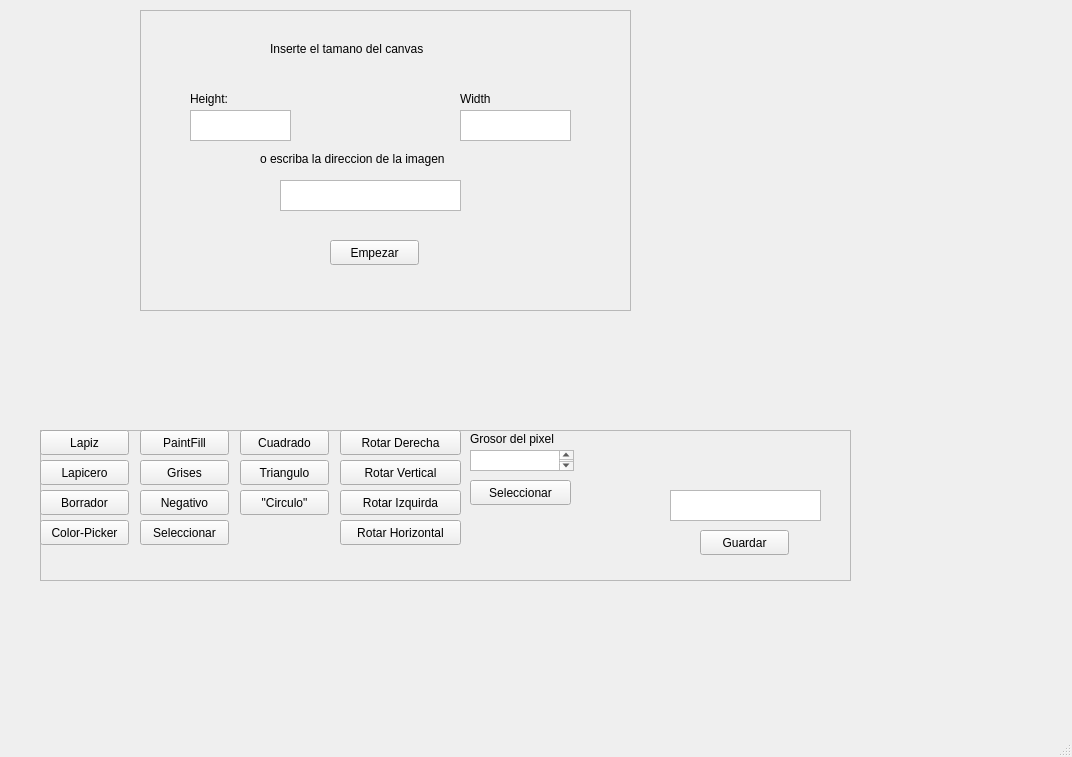
This is Interfaz/mainwindow.ui in dylangf16/Proyecto-02-CE-2103 as Qt 5 draws it before an edit. The edited form follows.
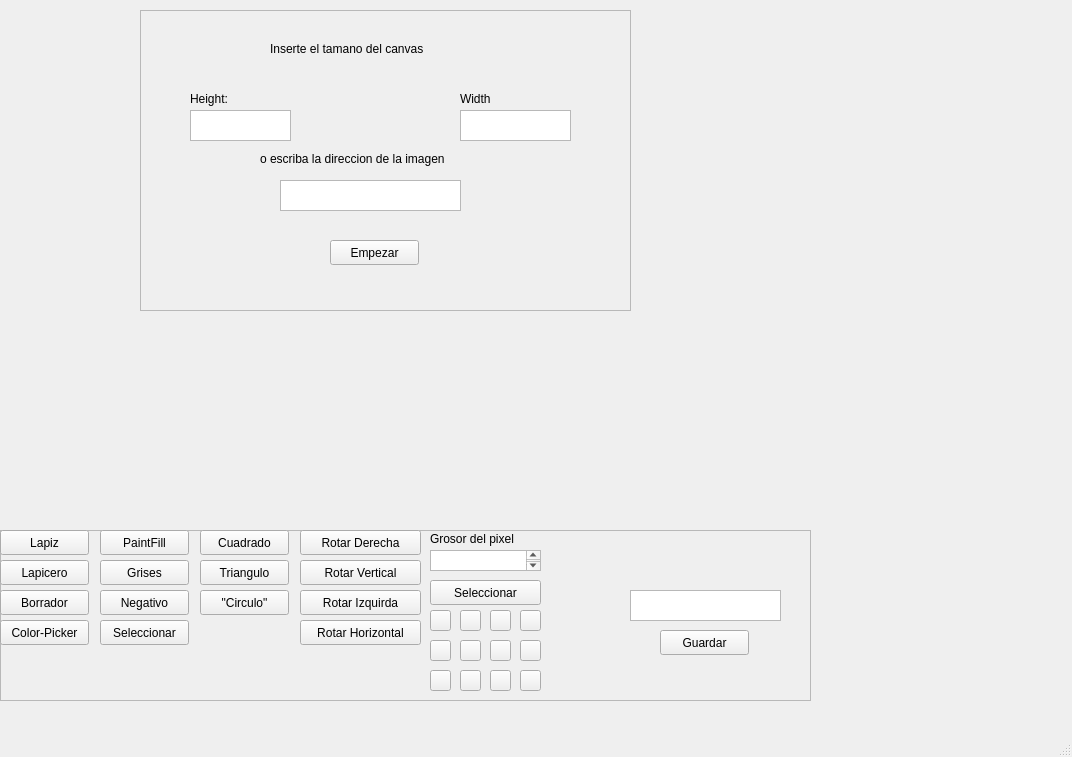
This is the edited form.

What changed in the file:
```diff
--- a/Interfaz/mainwindow.ui
+++ b/Interfaz/mainwindow.ui
@@ -134,10 +134,10 @@
    <widget class="QFrame" name="framePrincipal">
     <property name="geometry">
      <rect>
-      <x>40</x>
-      <y>430</y>
+      <x>0</x>
+      <y>530</y>
       <width>811</width>
-      <height>151</height>
+      <height>171</height>
      </rect>
     </property>
     <property name="frameShape">
@@ -152,7 +152,7 @@
        <x>0</x>
        <y>0</y>
        <width>801</width>
-       <height>151</height>
+       <height>161</height>
       </rect>
      </property>
      <widget class="QPushButton" name="ColorPicker">
@@ -394,7 +394,7 @@
        <rect>
         <x>430</x>
         <y>50</y>
-        <width>101</width>
+        <width>111</width>
         <height>25</height>
        </rect>
       </property>
@@ -407,11 +407,167 @@
        <rect>
         <x>430</x>
         <y>20</y>
-        <width>104</width>
+        <width>111</width>
         <height>21</height>
        </rect>
       </property>
      </widget>
+     <widget class="QPushButton" name="Color1">
+      <property name="geometry">
+       <rect>
+        <x>430</x>
+        <y>80</y>
+        <width>21</width>
+        <height>21</height>
+       </rect>
+      </property>
+      <property name="text">
+       <string/>
+      </property>
+     </widget>
+     <widget class="QPushButton" name="Color2">
+      <property name="geometry">
+       <rect>
+        <x>460</x>
+        <y>80</y>
+        <width>21</width>
+        <height>21</height>
+       </rect>
+      </property>
+      <property name="text">
+       <string/>
+      </property>
+     </widget>
+     <widget class="QPushButton" name="Color3">
+      <property name="geometry">
+       <rect>
+        <x>490</x>
+        <y>80</y>
+        <width>21</width>
+        <height>21</height>
+       </rect>
+      </property>
+      <property name="text">
+       <string/>
+      </property>
+     </widget>
+     <widget class="QPushButton" name="Color4">
+      <property name="geometry">
+       <rect>
+        <x>520</x>
+        <y>80</y>
+        <width>21</width>
+        <height>21</height>
+       </rect>
+      </property>
+      <property name="text">
+       <string/>
+      </property>
+     </widget>
+     <widget class="QPushButton" name="Color5">
+      <property name="geometry">
+       <rect>
+        <x>430</x>
+        <y>110</y>
+        <width>21</width>
+        <height>21</height>
+       </rect>
+      </property>
+      <property name="text">
+       <string/>
+      </property>
+     </widget>
+     <widget class="QPushButton" name="Color7">
+      <property name="geometry">
+       <rect>
+        <x>490</x>
+        <y>110</y>
+        <width>21</width>
+        <height>21</height>
+       </rect>
+      </property>
+      <property name="text">
+       <string/>
+      </property>
+     </widget>
+     <widget class="QPushButton" name="Color6">
+      <property name="geometry">
+       <rect>
+        <x>460</x>
+        <y>110</y>
+        <width>21</width>
+        <height>21</height>
+       </rect>
+      </property>
+      <property name="text">
+       <string/>
+      </property>
+     </widget>
+     <widget class="QPushButton" name="Color8">
+      <property name="geometry">
+       <rect>
+        <x>520</x>
+        <y>110</y>
+        <width>21</width>
+        <height>21</height>
+       </rect>
+      </property>
+      <property name="text">
+       <string/>
+      </property>
+     </widget>
+     <widget class="QPushButton" name="Color12">
+      <property name="geometry">
+       <rect>
+        <x>520</x>
+        <y>140</y>
+        <width>21</width>
+        <height>21</height>
+       </rect>
+      </property>
+      <property name="text">
+       <string/>
+      </property>
+     </widget>
+     <widget class="QPushButton" name="Color9">
+      <property name="geometry">
+       <rect>
+        <x>430</x>
+        <y>140</y>
+        <width>21</width>
+        <height>21</height>
+       </rect>
+      </property>
+      <property name="text">
+       <string/>
+      </property>
+     </widget>
+     <widget class="QPushButton" name="Color11">
+      <property name="geometry">
+       <rect>
+        <x>490</x>
+        <y>140</y>
+        <width>21</width>
+        <height>21</height>
+       </rect>
+      </property>
+      <property name="text">
+       <string/>
+      </property>
+     </widget>
+     <widget class="QPushButton" name="Color10">
+      <property name="geometry">
+       <rect>
+        <x>460</x>
+        <y>140</y>
+        <width>21</width>
+        <height>21</height>
+       </rect>
+      </property>
+      <property name="text">
+       <string/>
+      </property>
+     </widget>
     </widget>
    </widget>
   </widget>
```
